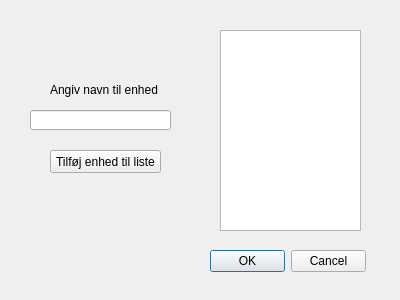
Old version of the form SMS/enheder.ui in the repository Simmetopia/semester_02.
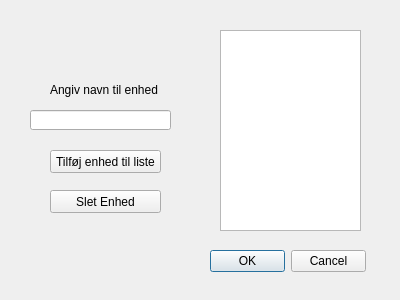
New version of the form.

Commit message:
Slet knap
Tilføjet Slet Enhed knap, enheder kan nu slettes, og listen + .txt filen
bliver opdateret. Lysalarm, kan nu ikke slettes, den er fast.

What changed in the file:
```diff
--- a/SMS/enheder.ui
+++ b/SMS/enheder.ui
@@ -72,6 +72,19 @@
     <string>Tilføj enhed til liste</string>
    </property>
   </widget>
+  <widget class="QPushButton" name="sletEnhed">
+   <property name="geometry">
+    <rect>
+     <x>50</x>
+     <y>190</y>
+     <width>111</width>
+     <height>23</height>
+    </rect>
+   </property>
+   <property name="text">
+    <string>Slet Enhed</string>
+   </property>
+  </widget>
  </widget>
  <resources/>
  <connections>
```
The commit also changes 28 other files.
